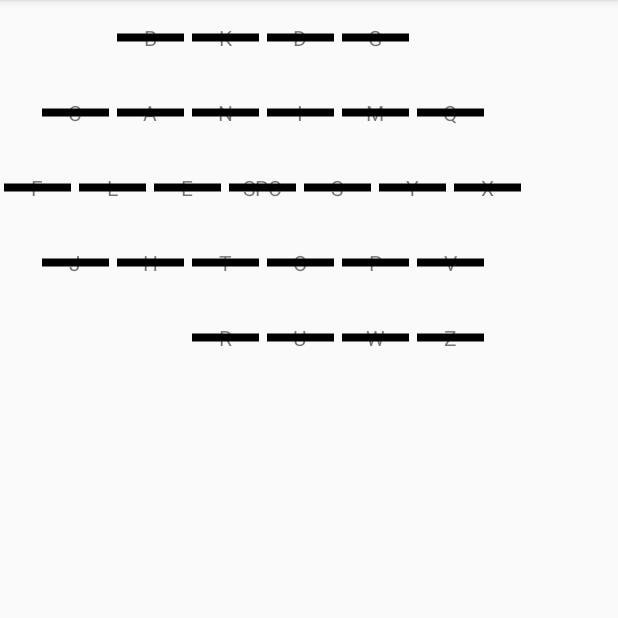
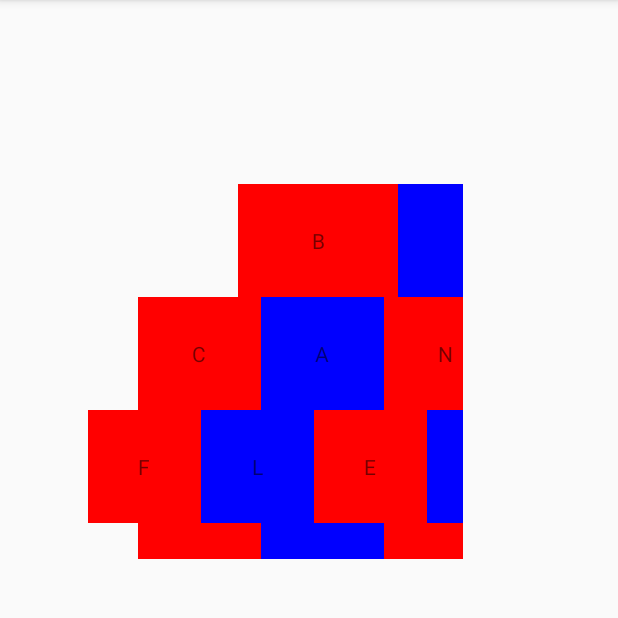
Before and after one commit to BenSchoeggl/AtomKey, an Android app: the screen it shows after launch (MainActivity), on a phone screen of 412 x 824 dp, the part 84-702 px from its top. Run offline under Robolectric (Android 15) with nearby library versions, the phone set to English and light mode, and no system bars.

Commit message:
Got an initial layout for the keyboard

```diff
--- a/app/src/main/java/com/example/ben/atomkey/MainActivity.java
+++ b/app/src/main/java/com/example/ben/atomkey/MainActivity.java
@@ -17,7 +17,7 @@ public class MainActivity extends AppCompatActivity {
     private static final int ROW_D_SIZE = 6;
     private static final int ROW_E_SIZE = 4;
 
-    private static final int KEY_SIZE = 75;
+    private static final int KEY_SIZE = 100;
 
     private static final double ROW_A_LEFT_OFFSET = 1.5; // Expressed as a factor of KEY_SIZE
     private static final double ROW_B_LEFT_OFFSET = 0.5;
@@ -41,9 +41,9 @@ public class MainActivity extends AppCompatActivity {
         super.onCreate(savedInstanceState);
         setContentView(R.layout.activity_main);
         findViews();
-        setTextViewSize(KEY_SIZE);
-//        setBackgroundColor(Color.BLUE);
-        setBorder();
+//        setTextViewSize(KEY_SIZE);
+        setBackgroundColor(Color.BLUE);
+//        setBorder();
         setOffsets();
 
 
@@ -103,8 +103,8 @@ public class MainActivity extends AppCompatActivity {
     {
         for (int i = 0; i < ROW_A_SIZE; i++)
         {
-            textViewsC[i].setWidth(size);
-            textViewsC[i].setHeight(size);
+            textViewsA[i].setWidth(size);
+            textViewsA[i].setHeight(size);
         }
         for (int i = 0; i < ROW_B_SIZE; i++)
         {
@@ -128,63 +128,70 @@ public class MainActivity extends AppCompatActivity {
         }
     }
 
-    private void setBorder() {
-        for (int i = 0; i < ROW_A_SIZE; i++)
-        {
-            textViewsA[i].setBackground(ContextCompat.getDrawable(getApplicationContext(), R.drawable.border));
-        }
-//        for (int i = 0; i < ROW_A_SIZE - 1; i++)
+//    private void setBorder() {
+//        for (int i = 0; i < ROW_A_SIZE; i++)
 //        {
-//            textViewsA[i].setCompoundDrawables(
-//                    ContextCompat.getDrawable(getApplicationContext(), R.drawable.border),
-//                    null,
-//                    null,
-//                    null
-//            );
+//            textViewsA[i].setBackground(ContextCompat.getDrawable(getApplicationContext(), R.drawable.border));
 //        }
-//        textViewsA[ROW_A_SIZE - 1].setCompoundDrawables(
-//                ContextCompat.getDrawable(getApplicationContext(), R.drawable.border),
-//                null,
-//                ContextCompat.getDrawable(getApplicationContext(), R.drawable.border),
-//                null
-//        );
-        for (int i = 0; i < ROW_B_SIZE; i++)
-        {
-            textViewsB[i].setBackground(ContextCompat.getDrawable(getApplicationContext(), R.drawable.border));
-        }
-        for (int i = 0; i < ROW_C_SIZE; i++)
-        {
-            textViewsC[i].setBackground(ContextCompat.getDrawable(getApplicationContext(), R.drawable.border));
-        }
-        for (int i = 0; i < ROW_D_SIZE; i++)
-        {
-            textViewsD[i].setBackground(ContextCompat.getDrawable(getApplicationContext(), R.drawable.border));
-        }
-        for (int i = 0; i < ROW_E_SIZE; i++)
-        {
-            textViewsE[i].setBackground(ContextCompat.getDrawable(getApplicationContext(), R.drawable.border));
-        }
-    }
+//        for (int i = 0; i < ROW_B_SIZE; i++)
+//        {
+//            textViewsB[i].setBackground(ContextCompat.getDrawable(getApplicationContext(), R.drawable.border));
+//        }
+//        for (int i = 0; i < ROW_C_SIZE; i++)
+//        {
+//            textViewsC[i].setBackground(ContextCompat.getDrawable(getApplicationContext(), R.drawable.border));
+//        }
+//        for (int i = 0; i < ROW_D_SIZE; i++)
+//        {
+//            textViewsD[i].setBackground(ContextCompat.getDrawable(getApplicationContext(), R.drawable.border));
+//        }
+//        for (int i = 0; i < ROW_E_SIZE; i++)
+//        {
+//            textViewsE[i].setBackground(ContextCompat.getDrawable(getApplicationContext(), R.drawable.border));
+//        }
+//
+//
+////        for (int i = 0; i < ROW_A_SIZE - 1; i++)
+////        {
+////            textViewsA[i].setCompoundDrawables(
+////                    ContextCompat.getDrawable(getApplicationContext(), R.drawable.border),
+////                    null,
+////                    null,
+////                    null
+////            );
+////        }
+////        textViewsA[ROW_A_SIZE - 1].setCompoundDrawables(
+////                ContextCompat.getDrawable(getApplicationContext(), R.drawable.border),
+////                null,
+////                ContextCompat.getDrawable(getApplicationContext(), R.drawable.border),
+////                null
+////        );
+//    }
 
     private void setBackgroundColor(int color) {
         for (int i = 0; i < ROW_A_SIZE; i++)
         {
+            color = i % 2 == 0 ? Color.RED : Color.BLUE;
             textViewsA[i].setBackgroundColor(color);
         }
         for (int i = 0; i < ROW_B_SIZE; i++)
         {
+            color = i % 2 == 0 ? Color.RED : Color.BLUE;
             textViewsB[i].setBackgroundColor(color);
         }
         for (int i = 0; i < ROW_C_SIZE; i++)
         {
+            color = i % 2 == 0 ? Color.RED : Color.BLUE;
             textViewsC[i].setBackgroundColor(color);
         }
         for (int i = 0; i < ROW_D_SIZE; i++)
         {
+            color = i % 2 == 0 ? Color.RED : Color.BLUE;
             textViewsD[i].setBackgroundColor(color);
         }
         for (int i = 0; i < ROW_E_SIZE; i++)
         {
+            color = i % 2 == 0 ? Color.RED : Color.BLUE;
             textViewsE[i].setBackgroundColor(color);
         }
     }
--- a/app/src/main/res/drawable/border.xml
+++ b/app/src/main/res/drawable/border.xml
@@ -1,6 +1,6 @@
 <?xml version="1.0" encoding="utf-8"?>
 <shape xmlns:android="http://schemas.android.com/apk/res/android"
-    android:shape="line">
+    android:shape="rectangle">
     <stroke
         android:width="5dip"
         android:color="@android:color/black" />
--- a/app/src/main/res/layout/activity_main.xml
+++ b/app/src/main/res/layout/activity_main.xml
@@ -6,49 +6,69 @@
     android:layout_height="match_parent"
     tools:context="com.example.ben.atomkey.MainActivity">
 
-    <LinearLayout
-        android:layout_width="wrap_content"
-        android:layout_height="wrap_content"
-        android:orientation="vertical"
+    <RelativeLayout
+        android:layout_width="368dp"
+        android:layout_height="495dp"
+        android:gravity="center_vertical|center_horizontal"
+        tools:layout_editor_absoluteX="8dp"
+        tools:layout_editor_absoluteY="8dp">
+
+        <HorizontalScrollView
+            android:layout_width="250dp"
+            android:layout_height="250dp"
             tools:layout_editor_absoluteX="8dp"
             tools:layout_editor_absoluteY="8dp">
 
             <LinearLayout
-            android:id="@+id/RowA"
+                android:layout_width="wrap_content"
+                android:layout_height="match_parent"
+                android:orientation="vertical">
+
+                <ScrollView
+                    android:layout_width="match_parent"
+                    android:layout_height="wrap_content">
+
+                    <LinearLayout
                         android:layout_width="wrap_content"
                         android:layout_height="wrap_content"
+                        android:orientation="vertical">
+
+                        <LinearLayout
+                            android:id="@+id/RowA"
+                            android:layout_width="match_parent"
+                            android:layout_height="match_parent"
                             android:orientation="horizontal"
                             tools:layout_editor_absoluteX="8dp"
                             tools:layout_editor_absoluteY="8dp">
 
                             <TextView
                                 android:id="@+id/A1"
-                android:layout_width="50dp"
-                android:layout_height="50dp"
+                                android:layout_width="75dp"
+                                android:layout_height="75dp"
                                 android:layout_weight="1"
                                 android:gravity="center_vertical|center_horizontal"
                                 android:text="B" />
 
                             <TextView
                                 android:id="@+id/A2"
-                android:layout_width="50dp"
-                android:layout_height="50dp"
+                                android:layout_width="75dp"
+                                android:layout_height="75dp"
                                 android:layout_weight="1"
                                 android:gravity="center_vertical|center_horizontal"
                                 android:text="K" />
 
                             <TextView
                                 android:id="@+id/A3"
-                android:layout_width="50dp"
-                android:layout_height="50dp"
+                                android:layout_width="75dp"
+                                android:layout_height="75dp"
                                 android:layout_weight="1"
                                 android:gravity="center_vertical|center_horizontal"
                                 android:text="D" />
 
                             <TextView
                                 android:id="@+id/A4"
-                android:layout_width="50dp"
-                android:layout_height="50dp"
+                                android:layout_width="75dp"
+                                android:layout_height="75dp"
                                 android:layout_weight="1"
                                 android:gravity="center_vertical|center_horizontal"
                                 android:text="G" />
@@ -57,54 +77,54 @@
 
                         <LinearLayout
                             android:id="@+id/RowB"
-            android:layout_width="wrap_content"
-            android:layout_height="wrap_content"
+                            android:layout_width="match_parent"
+                            android:layout_height="match_parent"
                             android:orientation="horizontal">
 
                             <TextView
                                 android:id="@+id/B1"
-                android:layout_width="50dp"
-                android:layout_height="50dp"
+                                android:layout_width="75dp"
+                                android:layout_height="75dp"
                                 android:layout_weight="1"
                                 android:gravity="center_vertical|center_horizontal"
                                 android:text="C" />
 
                             <TextView
                                 android:id="@+id/B2"
-                android:layout_width="50dp"
-                android:layout_height="50dp"
+                                android:layout_width="75dp"
+                                android:layout_height="75dp"
                                 android:layout_weight="1"
                                 android:gravity="center_vertical|center_horizontal"
                                 android:text="A" />
 
                             <TextView
                                 android:id="@+id/B3"
-                android:layout_width="50dp"
-                android:layout_height="50dp"
+                                android:layout_width="75dp"
+                                android:layout_height="75dp"
                                 android:layout_weight="1"
                                 android:gravity="center_vertical|center_horizontal"
                                 android:text="N" />
 
                             <TextView
                                 android:id="@+id/B4"
-                android:layout_width="50dp"
-                android:layout_height="50dp"
+                                android:layout_width="75dp"
+                                android:layout_height="75dp"
                                 android:layout_weight="1"
                                 android:gravity="center_vertical|center_horizontal"
                                 android:text="I" />
 
                             <TextView
                                 android:id="@+id/B5"
-                android:layout_width="50dp"
-                android:layout_height="50dp"
+                                android:layout_width="75dp"
+                                android:layout_height="75dp"
                                 android:layout_weight="1"
                                 android:gravity="center_vertical|center_horizontal"
                                 android:text="M" />
 
                             <TextView
                                 android:id="@+id/B6"
-                android:layout_width="50dp"
-                android:layout_height="50dp"
+                                android:layout_width="75dp"
+                                android:layout_height="75dp"
                                 android:layout_weight="1"
                                 android:gravity="center_vertical|center_horizontal"
                                 android:text="Q" />
@@ -113,62 +133,62 @@
 
                         <LinearLayout
                             android:id="@+id/RowC"
-            android:layout_width="wrap_content"
-            android:layout_height="wrap_content"
+                            android:layout_width="match_parent"
+                            android:layout_height="match_parent"
                             android:orientation="horizontal">
 
                             <TextView
                                 android:id="@+id/C1"
-                android:layout_width="50dp"
-                android:layout_height="50dp"
+                                android:layout_width="75dp"
+                                android:layout_height="75dp"
                                 android:layout_weight="1"
                                 android:gravity="center_vertical|center_horizontal"
                                 android:text="F" />
 
                             <TextView
                                 android:id="@+id/C2"
-                android:layout_width="50dp"
-                android:layout_height="50dp"
+                                android:layout_width="75dp"
+                                android:layout_height="75dp"
                                 android:layout_weight="1"
                                 android:gravity="center_vertical|center_horizontal"
                                 android:text="L" />
 
                             <TextView
                                 android:id="@+id/C3"
-                android:layout_width="50dp"
-                android:layout_height="50dp"
+                                android:layout_width="75dp"
+                                android:layout_height="75dp"
                                 android:layout_weight="1"
                                 android:gravity="center_vertical|center_horizontal"
                                 android:text="E" />
 
                             <TextView
                                 android:id="@+id/C4"
-                android:layout_width="50dp"
-                android:layout_height="50dp"
+                                android:layout_width="75dp"
+                                android:layout_height="75dp"
                                 android:layout_weight="1"
                                 android:gravity="center_vertical|center_horizontal"
                                 android:text="SPC" />
 
                             <TextView
                                 android:id="@+id/C5"
-                android:layout_width="50dp"
-                android:layout_height="50dp"
+                                android:layout_width="75dp"
+                                android:layout_height="75dp"
                                 android:layout_weight="1"
                                 android:gravity="center_vertical|center_horizontal"
                                 android:text="S" />
 
                             <TextView
                                 android:id="@+id/C6"
-                android:layout_width="50dp"
-                android:layout_height="50dp"
+                                android:layout_width="75dp"
+                                android:layout_height="75dp"
                                 android:layout_weight="1"
                                 android:gravity="center_vertical|center_horizontal"
                                 android:text="Y" />
 
                             <TextView
                                 android:id="@+id/C7"
-                android:layout_width="50dp"
-                android:layout_height="50dp"
+                                android:layout_width="75dp"
+                                android:layout_height="75dp"
                                 android:layout_weight="1"
                                 android:gravity="center_vertical|center_horizontal"
                                 android:text="X" />
@@ -177,54 +197,54 @@
 
                         <LinearLayout
                             android:id="@+id/RowD"
-            android:layout_width="wrap_content"
-            android:layout_height="wrap_content"
+                            android:layout_width="match_parent"
+                            android:layout_height="match_parent"
                             android:orientation="horizontal">
 
                             <TextView
                                 android:id="@+id/D1"
-                android:layout_width="50dp"
-                android:layout_height="50dp"
+                                android:layout_width="75dp"
+                                android:layout_height="75dp"
                                 android:layout_weight="1"
                                 android:gravity="center_vertical|center_horizontal"
                                 android:text="J" />
 
                             <TextView
                                 android:id="@+id/D2"
-                android:layout_width="50dp"
-                android:layout_height="50dp"
+                                android:layout_width="75dp"
+                                android:layout_height="75dp"
                                 android:layout_weight="1"
                                 android:gravity="center_vertical|center_horizontal"
                                 android:text="H" />
 
                             <TextView
                                 android:id="@+id/D3"
-                android:layout_width="50dp"
-                android:layout_height="50dp"
+                                android:layout_width="75dp"
+                                android:layout_height="75dp"
                                 android:layout_weight="1"
                                 android:gravity="center_vertical|center_horizontal"
                                 android:text="T" />
 
                             <TextView
                                 android:id="@+id/D4"
-                android:layout_width="50dp"
-                android:layout_height="50dp"
+                                android:layout_width="75dp"
+                                android:layout_height="75dp"
                                 android:layout_weight="1"
                                 android:gravity="center_vertical|center_horizontal"
                                 android:text="O" />
 
                             <TextView
                                 android:id="@+id/D5"
-                android:layout_width="50dp"
-                android:layout_height="50dp"
+                                android:layout_width="75dp"
+                                android:layout_height="75dp"
                                 android:layout_weight="1"
                                 android:gravity="center_vertical|center_horizontal"
                                 android:text="P" />
 
                             <TextView
                                 android:id="@+id/D6"
-                android:layout_width="50dp"
-                android:layout_height="50dp"
+                                android:layout_width="75dp"
+                                android:layout_height="75dp"
                                 android:layout_weight="1"
                                 android:gravity="center_vertical|center_horizontal"
                                 android:text="V" />
@@ -233,43 +253,47 @@
 
                         <LinearLayout
                             android:id="@+id/RowE"
-            android:layout_width="wrap_content"
-            android:layout_height="wrap_content"
+                            android:layout_width="match_parent"
+                            android:layout_height="match_parent"
                             android:orientation="horizontal">
 
                             <TextView
                                 android:id="@+id/E1"
-                android:layout_width="50dp"
-                android:layout_height="50dp"
+                                android:layout_width="75dp"
+                                android:layout_height="75dp"
                                 android:layout_weight="1"
                                 android:gravity="center_vertical|center_horizontal"
                                 android:text="R" />
 
                             <TextView
                                 android:id="@+id/E2"
-                android:layout_width="50dp"
-                android:layout_height="50dp"
+                                android:layout_width="75dp"
+                                android:layout_height="75dp"
                                 android:layout_weight="1"
                                 android:gravity="center_vertical|center_horizontal"
                                 android:text="U" />
 
                             <TextView
                                 android:id="@+id/E3"
-                android:layout_width="50dp"
-                android:layout_height="50dp"
+                                android:layout_width="75dp"
+                                android:layout_height="75dp"
                                 android:layout_weight="1"
                                 android:gravity="center_vertical|center_horizontal"
                                 android:text="W" />
 
                             <TextView
                                 android:id="@+id/E4"
-                android:layout_width="50dp"
-                android:layout_height="50dp"
+                                android:layout_width="75dp"
+                                android:layout_height="75dp"
                                 android:layout_weight="1"
                                 android:gravity="center_vertical|center_horizontal"
                                 android:text="Z" />
 
                         </LinearLayout>
                     </LinearLayout>
+                </ScrollView>
+            </LinearLayout>
+        </HorizontalScrollView>
+    </RelativeLayout>
 
 </android.support.constraint.ConstraintLayout>
```
Lines whose indentation alone changed are shown as unchanged.
